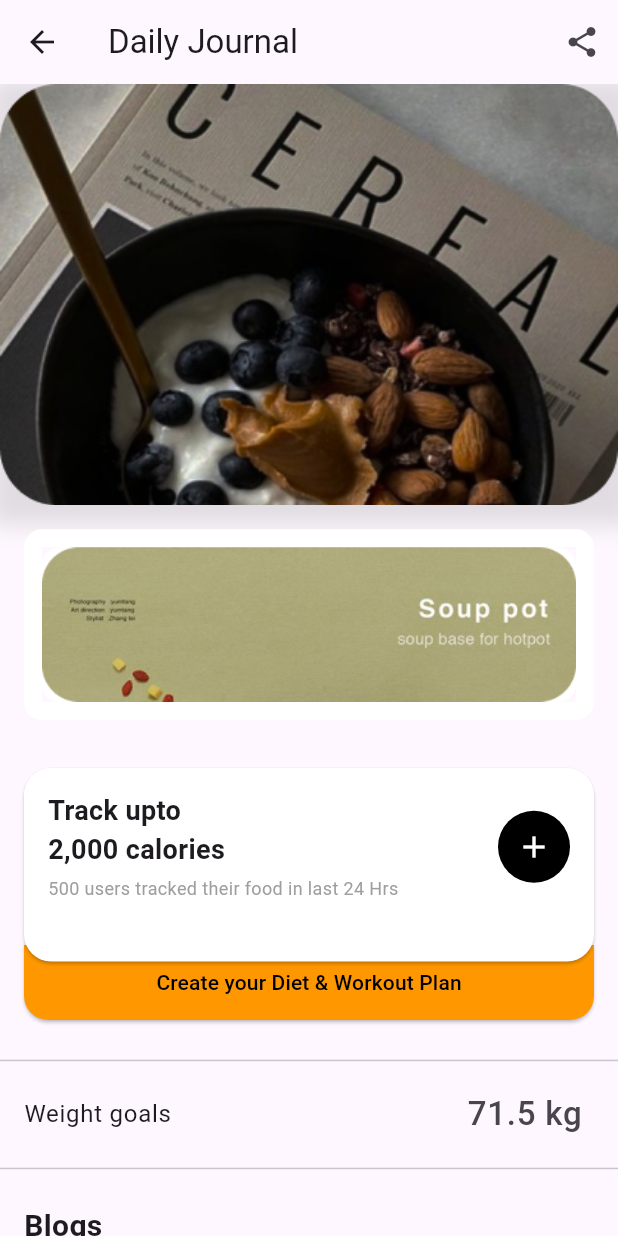
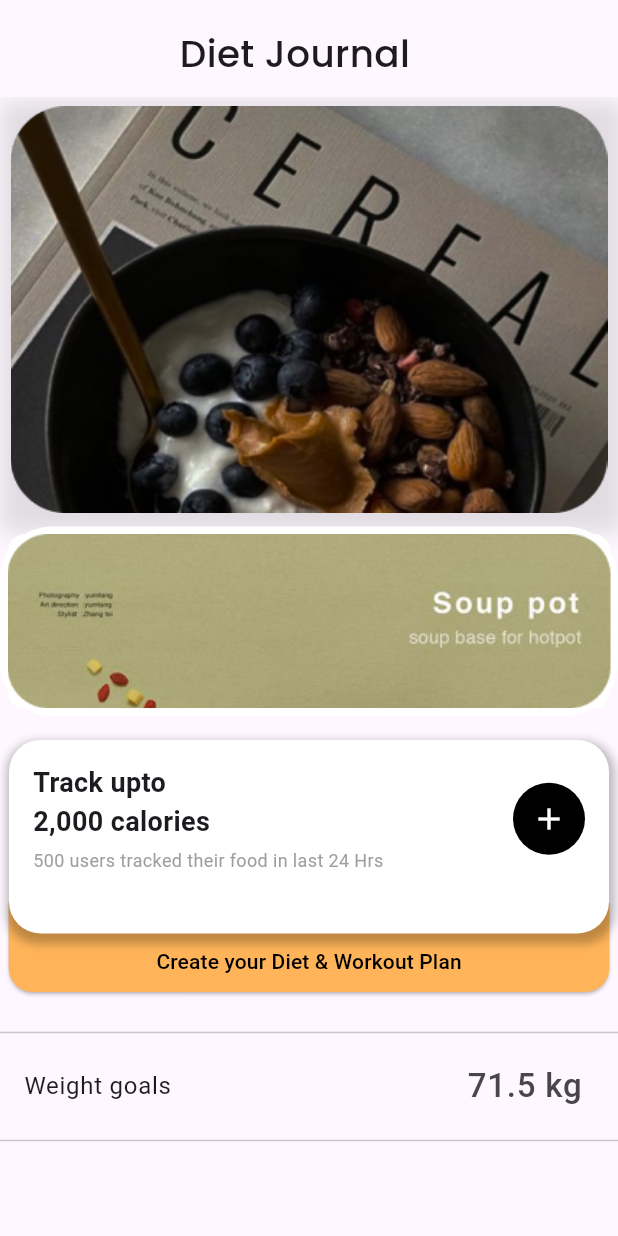
Before and after one commit to PratyushaKumarKar/misflo, a Flutter app: the Diet widget shown alone on an empty page, opened directly with empty values, on a phone screen of 412 x 824 dp. Run offline on Flutter 3.47's test engine with Material 3 defaults, Android fonts, the phone set to English and light mode, and no system bars; our stand-ins replace cloud_firestore, curved_navigation_bar, firebase_auth, firebase_core, flutter_svg, google_fonts and 1 more; accounts and stored records are empty; network calls fail.

Commit message:
diet page refined

```diff
--- a/lib/pages/diet.dart
+++ b/lib/pages/diet.dart
@@ -119,6 +119,9 @@
 
 import 'package:firebase_auth/firebase_auth.dart';
 import 'package:flutter/material.dart';
+import 'package:flutter_svg/flutter_svg.dart';
+import 'package:google_fonts/google_fonts.dart';
+import 'package:misflo/utils/screentools.dart';
 
 class Diet extends StatefulWidget {
   final User user;
@@ -132,49 +135,70 @@ class Diet extends StatefulWidget {
 class _DietState extends State<Diet> {
   @override
   Widget build(BuildContext context) {
-    return Scaffold(
-      appBar: AppBar(
-        title: const Text('Daily Journal'),
-        leading: IconButton(
-          icon: const Icon(Icons.arrow_back),
-          onPressed: () => Navigator.of(context).pop(),
+    return SafeArea(
+      child: Stack(
+        children: [
+          // Positioned(
+          //     left: width(context, 15),
+          //     top: height(context, 20),
+          //     child: InkWell(
+          //         onTap: () {
+          //           print("back button press");
+          //         },
+          //         child: SvgPicture.asset("assets/back_button.svg"))),
+          Positioned(
+            child: Text(
+              "Diet Journal",
+              style: GoogleFonts.poppins(
+                fontSize: width(context, 26),
+                fontWeight: FontWeight.w500,
               ),
-        actions: [
-          IconButton(
-            icon: const Icon(Icons.share),
-            onPressed: () {
-              // Handle share action
-            },
             ),
-        ],
+            top: height(context, 20),
+            left: width(context, 125),
           ),
-      body: SingleChildScrollView(
+          Positioned(
+            top: height(context, 73),
+            left: 0,
+            child: Container(
+              height: height(context, 801),
+              width: MediaQuery.of(context).size.width,
+              child: SingleChildScrollView(
+                child: Padding(
+                  padding: EdgeInsets.only(top: height(context, 7)),
                   child: Column(
                     children: <Widget>[
                       // Adding shadow to the cereal image
-            Container(
+                      Padding(
+                        padding: EdgeInsets.symmetric(horizontal: 7),
+                        child: Container(
                           decoration: BoxDecoration(
                             boxShadow: [
                               BoxShadow(
                                 color: Colors.grey.withOpacity(0.3),
                                 spreadRadius: 9,
                                 blurRadius: 12,
-                    offset: const Offset(2, 5), // changes position of shadow
+                                offset: const Offset(
+                                    2, 5), // changes position of shadow
                               ),
                             ],
                           ),
                           child: Image.asset(
                               'assets/cereal.jpg'), // Image path kept as provided
                         ),
-            Container(
-              margin: const EdgeInsets.all(16),
+                      ),
+                      Padding(
+                        padding: EdgeInsets.only(top: height(context, 10)),
+                        child: Container(
+                          margin: const EdgeInsets.all(0),
                           decoration: BoxDecoration(
-                border: Border.all(color: Colors.white, width: 12),
-                borderRadius: BorderRadius.circular(12),
+                            border: Border.all(color: Colors.white, width: 5),
+                            borderRadius: BorderRadius.circular(35),
                           ),
                           child: ClipRRect(
                             borderRadius: BorderRadius.circular(12),
                             child: Image.asset('assets/soupot.jpg'),
+                          ),
                         ),
                       ),
 
@@ -182,25 +206,27 @@ class _DietState extends State<Diet> {
                         alignment: Alignment.bottomCenter,
                         children: <Widget>[
                           Positioned(
-                  left: 16,
-                  right: 16,
+                            left: width(context, 6),
+                            right: width(context, 6),
                             bottom: 19,
                             child: ElevatedButton(
                               onPressed: () {
                                 // Handle button tap for creating diet and workout plan
                               },
                               style: ElevatedButton.styleFrom(
-                      backgroundColor: Colors.orange,
+                                backgroundColor: Color(0xFFFFB459),
                                 shape: const RoundedRectangleBorder(
                                   borderRadius: BorderRadius.only(
                                       bottomLeft: Radius.circular(16),
                                       bottomRight: Radius.circular(16)),
                                 ),
-                      padding: const EdgeInsets.symmetric(vertical: 15.0),
+
                                 // Makes the button stretch to the full width of its parent
-                      minimumSize: const Size.fromHeight(50),
+                                minimumSize: const Size.fromHeight(60),
                               ),
-                    child: const Text(
+                              child: Padding(
+                                padding: EdgeInsets.only(top: 20.0),
+                                child: Text(
                                   'Create your Diet & Workout Plan',
                                   style: TextStyle(
                                     color: Colors.black,
@@ -208,23 +234,34 @@ class _DietState extends State<Diet> {
                                 ),
                               ),
                             ),
-                Card(
+                          ),
+                          Container(
+                            decoration: BoxDecoration(
+                                boxShadow: [
+                                  BoxShadow(
+                                    color: Colors.black.withOpacity(0.25),
+                                    spreadRadius: 3,
+                                    blurRadius: 4.5,
+                                    offset: Offset(1, 4),
+                                  ),
+                                ],
                                 color: Colors.white,
-                  shape: RoundedRectangleBorder(
-                    borderRadius: BorderRadius.circular(18),
-                  ),
-                  margin: const EdgeInsets.fromLTRB(16, 16, 16,
+                                borderRadius: BorderRadius.all(
+                                    Radius.circular(width(context, 22)))),
+                            margin: const EdgeInsets.fromLTRB(6, 16, 6,
                                 58), // Increase bottom margin to accommodate the button
                             child: Padding(
                               padding: const EdgeInsets.all(16),
                               child: Column(
                                 children: [
                                   Row(
-                          mainAxisAlignment: MainAxisAlignment.spaceBetween,
+                                    mainAxisAlignment:
+                                        MainAxisAlignment.spaceBetween,
                                     children: <Widget>[
                                       const Expanded(
                                         child: Column(
-                                crossAxisAlignment: CrossAxisAlignment.start,
+                                          crossAxisAlignment:
+                                              CrossAxisAlignment.start,
                                           children: <Widget>[
                                             Text(
                                               'Track upto\n2,000 calories',
@@ -249,7 +286,8 @@ class _DietState extends State<Diet> {
                                         width: 48,
                                         decoration: BoxDecoration(
                                           color: Colors.black,
-                                borderRadius: BorderRadius.circular(24),
+                                          borderRadius:
+                                              BorderRadius.circular(24),
                                         ),
                                         child: const Icon(
                                           Icons.add,
@@ -259,7 +297,8 @@ class _DietState extends State<Diet> {
                                     ],
                                   ),
                                   const SizedBox(
-                            height: 24), // Increased space for visual balance
+                                      height:
+                                          24), // Increased space for visual balance
                                 ],
                               ),
                             ),
@@ -270,7 +309,8 @@ class _DietState extends State<Diet> {
                       const Divider(),
                       const ListTile(
                         title: Text('Weight goals'),
-              trailing: Text('71.5 kg', style: TextStyle(fontSize: 22)),
+                        trailing:
+                            Text('71.5 kg', style: TextStyle(fontSize: 22)),
                       ),
                       const Divider(),
                       const Padding(
@@ -279,7 +319,8 @@ class _DietState extends State<Diet> {
                           alignment: Alignment.centerLeft,
                           child: Text(
                             'Blogs',
-                  style: TextStyle(fontSize: 20, fontWeight: FontWeight.bold),
+                            style: TextStyle(
+                                fontSize: 20, fontWeight: FontWeight.bold),
                           ),
                         ),
                       ),
@@ -311,6 +352,11 @@ class _DietState extends State<Diet> {
                     ],
                   ),
                 ),
+              ),
+            ),
+          ),
+        ],
+      ),
     );
   }
 }
```
Also changed, not shown: assets/back_button.svg (added). Lines whose indentation alone changed are shown as unchanged.
